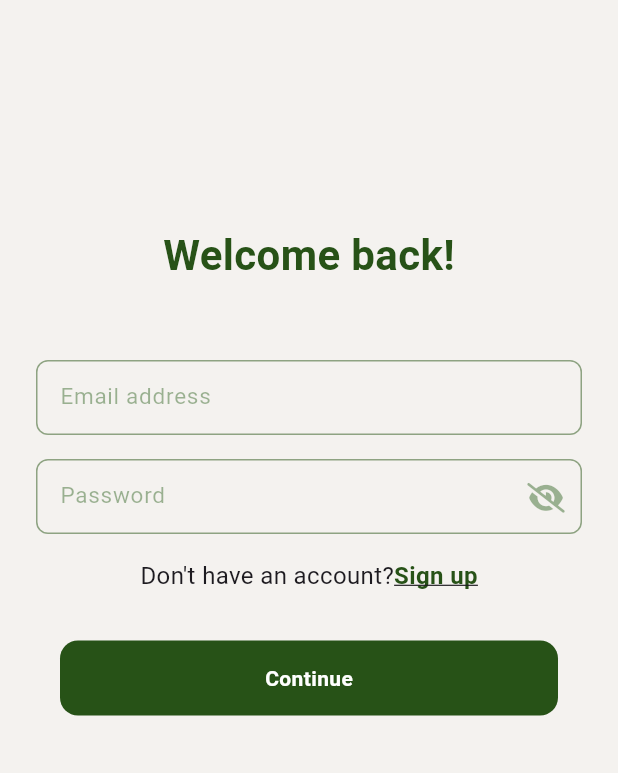
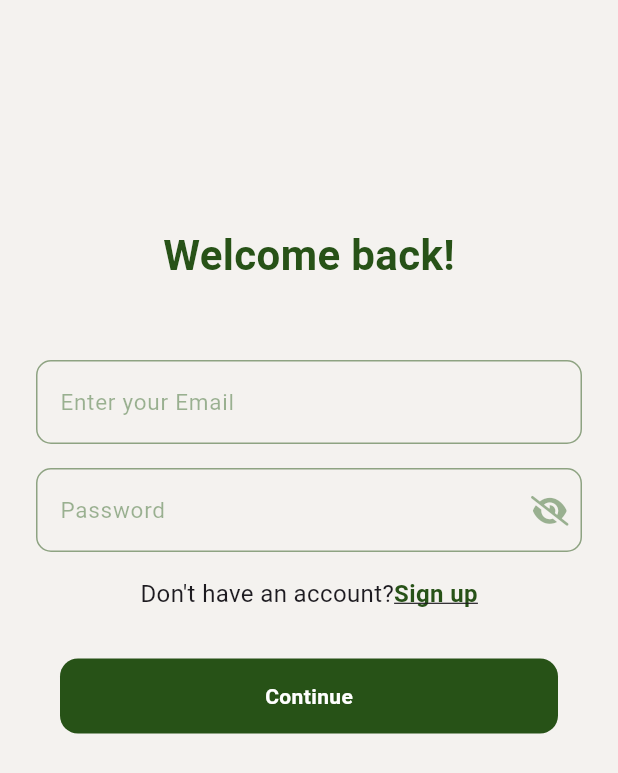
Before and after one commit to MohamedMagdy2810/Roadside-assitance, a Flutter app: the screen it shows after launch, after a tap on "Sign in", on a phone screen of 412 x 824 dp. Shown: the top 773 px of the screen. Run offline on Flutter 3.47's test engine with Material 3 defaults, Android fonts, the phone set to English and light mode, and no system bars; our stand-ins replace font_awesome_flutter; accounts and stored records are empty.

Commit message:
make validation and change in text , password Field

```diff
--- a/lib/views/log_in_page.dart
+++ b/lib/views/log_in_page.dart
@@ -1,25 +1,34 @@
 import 'package:flutter/material.dart';
+import 'package:font_awesome_flutter/font_awesome_flutter.dart';
 import 'package:roadside_assitance/constants.dart';
 import 'package:roadside_assitance/views/home_view.dart';
 import 'package:roadside_assitance/views/register_page.dart';
 import 'package:roadside_assitance/widgets/custom_button.dart';
-import 'package:roadside_assitance/widgets/custom_icons_row.dart';
 import 'package:roadside_assitance/widgets/custom_password_field.dart';
 import 'package:roadside_assitance/widgets/custom_text_field.dart';
-import 'package:roadside_assitance/widgets/cutom_text_row_divider.dart';
+final log_FormKey = GlobalKey<FormState>();
 
-class LogInPage extends StatelessWidget {
+class LogInPage extends StatefulWidget {
   static String Id = 'logInPage';
   const LogInPage({
     super.key,
   });
 
   @override
+  State<LogInPage> createState() => _LogInPageState();
+}
+
+bool isTrue = true;
+var passwordController_log = TextEditingController();
+
+class _LogInPageState extends State<LogInPage> {
+  @override
   Widget build(BuildContext context) {
     return Scaffold(
-
       backgroundColor: lightWhite,
-      body: SingleChildScrollView(
+      body: Form(
+        key: log_FormKey,
+        child: SingleChildScrollView(
           child: Column(
             crossAxisAlignment: CrossAxisAlignment.end,
             children: [
@@ -39,19 +48,53 @@ class LogInPage extends StatelessWidget {
                     const SizedBox(
                       height: 50,
                     ),
-
-                  CustomTextField(hintText: 'Email address'),
+                    CustomTextField(
+                      keyboardType: TextInputType.emailAddress,
+                      hintText: 'Enter your Email',
+                      validation: (value) {
+                        email = value.toString();
+                        if (value == null || value.isEmpty) {
+                          return "Please Enter Your Email";
+                        }
+                        return null;
+                      },
+                    ),
                     const SizedBox(
                       height: 16,
                     ),
-                  CustomPasswordField(hintText: 'Password'),
+                    CustomPasswordField(
+                      isPassword: isTrue,
+                      hintText: 'Password',
+                      validation: (value) {
+                        correctPassword = value;
+                        if (value == null || value.isEmpty) {
+                          return "please enter your Password";
+                        }
+                        return null;
+                      },
+                      suffix: isTrue
+                          ? FontAwesomeIcons.solidEyeSlash
+                          : FontAwesomeIcons.solidEye,
+                      icon_colol: isTrue
+                          ? lightGreen.withOpacity(.45)
+                          : Colors.lightBlue.withOpacity(.45),
+                      controller: passwordController_log,
+                      suffixPressed: () {
+                        setState(() {
+                          isTrue = !isTrue;
+                        });
+                      },
+                    ),
                     const SizedBox(
                       height: 16,
                     ),
                     Row(
                       mainAxisAlignment: MainAxisAlignment.center,
                       children: [
-                      const Text('Don\'t have an account?',style: TextStyle(fontSize: 16),),
+                        const Text(
+                          'Don\'t have an account?',
+                          style: TextStyle(fontSize: 16),
+                        ),
                         GestureDetector(
                           onTap: () {
                             Navigator.pop(context);
@@ -74,7 +117,9 @@ class LogInPage extends StatelessWidget {
                     customButton(
                       text: 'Continue',
                       onTap: () {
+                        if (log_FormKey.currentState!.validate()) {
                           Navigator.of(context).pushNamed(homeView.Id);
+                        }
                       },
                     )
                   ]),
@@ -83,6 +128,7 @@ class LogInPage extends StatelessWidget {
             ],
           ),
         ),
+      ),
     );
   }
 }
--- a/lib/views/register_page.dart
+++ b/lib/views/register_page.dart
@@ -1,38 +1,48 @@
 import 'package:flutter/material.dart';
-
+import 'package:font_awesome_flutter/font_awesome_flutter.dart';
+import 'package:roadside_assitance/views/home_view.dart';
 import 'package:roadside_assitance/constants.dart';
-import 'package:roadside_assitance/views/home_view.dart';
 import 'package:roadside_assitance/views/log_in_page.dart';
 import 'package:roadside_assitance/widgets/custom_button.dart';
 
 import 'package:roadside_assitance/widgets/custom_password_field.dart';
 import 'package:roadside_assitance/widgets/custom_text_field.dart';
-
-
-class registerPage extends StatelessWidget {
+final reg_FormKey = GlobalKey<FormState>();
+String? name;
+String? email;
+String? correctPassword;
+class registerPage extends StatefulWidget {
   registerPage({
     super.key,
   });
-  String? name;
   static String Id = 'registerPage';
-  String? password;
+
+  @override
+  State<registerPage> createState() => _registerPageState();
+}
+
+class _registerPageState extends State<registerPage> {
+
+var passwordController_reg = TextEditingController();
+var passwordController_reg_two = TextEditingController();
+bool isTrue = true;
+bool isTrue_two = true;
+
 
   @override
   Widget build(BuildContext context) {
     return Scaffold(
-
       // appBar: AppBar(
       //   // backgroundColor: lightWhite,
       // ),
       backgroundColor: lightWhite,
-      body: SingleChildScrollView(
+      body: Form(
+        key: reg_FormKey,
+        child: SingleChildScrollView(
+          child: Padding(
+            padding: const EdgeInsets.only(left: 28,right: 28,top: 80),
             child: Column(
-
               children: [
-            Padding(
-              padding: const EdgeInsets.only(top: 100, right: 24, left: 24),
-              child: Column(children: [
-
               const Text(
                 'Join Us!',
                 style: TextStyle(
@@ -43,31 +53,76 @@ class registerPage extends StatelessWidget {
               const SizedBox(
                 height: 64,
               ),
-                CustomTextField(hintText: 'Enter your name'),
-                const SizedBox(
+              CustomTextField(
+                hintText: 'Enter your name',
+                keyboardType: TextInputType.text,
+                validation: (value) {
+                  name = value.toString();
+                  if (value == null || value.isEmpty) {
+                    return "please enter your Name";
+                  }
+                  return null;
+                },
+              ),
+               SizedBox(
                 height: 24,
               ),
               CustomTextField(
+                keyboardType: TextInputType.emailAddress,
                 hintText: 'Enter your Email',
-                  onSaved: (value) {
-                    name = value;
+                validation: (value) {
+                  email = value.toString();
+                  if (value == null || value.isEmpty) {
+                    return "Please Enter Your Email";
+                  }
+                  return null;
                 },
               ),
               const SizedBox(
                 height: 24,
               ),
               CustomPasswordField(
-                  obsecureText: true,
+                isPassword: isTrue,
                 hintText: 'Password',
-                  onSaved: (value) {
-                    password = value;
+                validation: (value) {
+                  correctPassword = value;
+                  if (value == null || value.isEmpty) {
+                    return "please enter your Password";
+                  }
+                  return null;
+                },
+                suffix:isTrue ? FontAwesomeIcons.solidEyeSlash : FontAwesomeIcons.solidEye,
+                icon_colol:isTrue? lightGreen.withOpacity(.45) :Colors.lightBlue.withOpacity(.45),
+                controller: passwordController_reg,
+                suffixPressed:() {
+                  setState(() {
+                    isTrue=! isTrue;
+                  });
                 },
               ),
               const SizedBox(
                 height: 24,
               ),
               CustomPasswordField(
-                    obsecureText: true, hintText: 'Retype Password'),
+                isPassword: isTrue_two,
+                hintText: 'Retype Password',
+                validation: (value) {
+                  if (value == null || value.isEmpty) {
+                    return "please enter your Password";
+                  } else if (value != correctPassword) {
+                    return 'Password incorrect';
+                  }
+                  return null;
+                },
+                 suffix:isTrue_two ? FontAwesomeIcons.solidEyeSlash : FontAwesomeIcons.solidEye,
+                icon_colol:isTrue_two? lightGreen.withOpacity(.45) :Colors.lightBlue.withOpacity(.45),
+                controller: passwordController_reg_two,
+                suffixPressed:() {
+                  setState(() {
+                    isTrue_two=! isTrue_two;
+                  });
+                },
+              ),
               const SizedBox(
                 height: 32,
               ),
@@ -89,14 +144,12 @@ class registerPage extends StatelessWidget {
                             decoration: TextDecoration.underline,
                             fontSize: 16),
                       )),
-
                 ],
-
               ),
               const SizedBox(
                 height: 32,
               ),
-               const  Row(
+              const Row(
                 children: [
                   Text(
                       'By registering, you accept our Terms & Conditions\nand Privacy Policy'),
@@ -109,13 +162,17 @@ class registerPage extends StatelessWidget {
                 text: 'Continue',
                 onTap: () {
                   // logIn(name!, password);
+                  if(reg_FormKey.currentState!.validate()){
                     Navigator.of(context).pushNamed(homeView.Id);
+                    print(name);
+                    print(correctPassword);
+                    print(email);
+                  }
+
                 },
               )
             ]),
           ),
-
-          ],
         ),
       ),
     );
--- a/lib/widgets/custom_password_field.dart
+++ b/lib/widgets/custom_password_field.dart
@@ -1,6 +1,14 @@
+// ignore_for_file: must_be_immutable
+
+import 'dart:ui';
+
+import 'package:flutter/cupertino.dart';
 import 'package:flutter/material.dart';
+import 'package:flutter/widgets.dart';
 import 'package:font_awesome_flutter/font_awesome_flutter.dart';
 import 'package:roadside_assitance/constants.dart';
+import 'package:roadside_assitance/views/register_page.dart';
+          // FontAwesomeIcons.solidEyeSlash,size: 20,color: lightGreen.withOpacity(.45),
 
 class CustomPasswordField extends StatelessWidget {
   CustomPasswordField(
@@ -8,45 +16,51 @@ class CustomPasswordField extends StatelessWidget {
         super.key,
         required this.hintText,
         this.onSaved,
-        this.obsecureText = false,
-        this.isPassword=false,
+        this.validation,
+        this.suffixPressed,
+        this.suffix,
+        this.icon_colol,
+        this.controller,
+        required this.isPassword,
         });
   final String hintText;
   Function(String?)? onSaved;
-  bool obsecureText;
-  bool? isPassword ;
+  Function()? suffixPressed;
+  IconData ? suffix ;
+  Color ? icon_colol ;
+  String ? Function(String?)? validation ;
+  TextEditingController? controller ;
+  bool isPassword ;
+
 
   @override
   Widget build(BuildContext context) {
-    return Form(
-
-      child: SizedBox(
-        height: 50,
-        child: TextFormField(
-
-          obscureText: obsecureText,
-          validator: (data) {
-            if (data!.isEmpty) {
-              return 'failed is requried';
-            }
-          },
+    return TextFormField(
+      obscureText:isPassword,
+      validator: validation,
       onSaved: onSaved,
+      controller: controller,
       decoration: InputDecoration(
-            suffixIcon: Icon(FontAwesomeIcons.solidEyeSlash,size: 20,color: lightGreen.withOpacity(.45),
+        suffixIcon:IconButton(
+        onPressed: suffixPressed,
+        icon: Icon(
+          suffix,
+          size: 20,
+          color: icon_colol,
         ),
-
+      ),
           hintText: hintText,
           hintStyle:  TextStyle(color:lightGreen.withOpacity(.45),fontSize: 15),
+
           enabledBorder: OutlineInputBorder(
-                  borderRadius: BorderRadius.circular(8),
+              borderRadius: BorderRadius.circular(10),
               borderSide: const BorderSide(color: KprimaryColor)),
           focusedBorder: OutlineInputBorder(
-                  borderRadius: BorderRadius.circular(8),
+              borderRadius: BorderRadius.circular(10),
               borderSide: const BorderSide(color: KprimaryColor)),
           border: const OutlineInputBorder(
               borderSide: BorderSide(color: KprimaryColor))),
-        ),
-      ),
+
     );
   }
 }
--- a/lib/widgets/custom_text_field.dart
+++ b/lib/widgets/custom_text_field.dart
@@ -1,5 +1,4 @@
 import 'package:flutter/material.dart';
-import 'package:font_awesome_flutter/font_awesome_flutter.dart';
 import 'package:roadside_assitance/constants.dart';
 
 class CustomTextField extends StatelessWidget {
@@ -8,42 +7,33 @@ class CustomTextField extends StatelessWidget {
         super.key,
         required this.hintText,
         this.onSaved,
-        this.obsecureText = false,
-        this.isPassword=false
-
+        this.keyboardType,
+        this.validation
 
         });
   final String hintText;
   Function(String?)? onSaved;
-  bool obsecureText;
-  bool? isPassword ;
+  String ? Function(String?)? validation;
+  var emailController = TextEditingController();
+  TextInputType ?keyboardType ;
   @override
   Widget build(BuildContext context) {
-    return Form(
-
-      child: SizedBox(
-        height: 50,
-        child: TextFormField(
-          obscureText: obsecureText,
-          validator: (data) {
-            if (data!.isEmpty) {
-              return 'failed is requried';
-            }
-          },
-          onSaved: onSaved,
-
+    return TextFormField(
+      validator:validation ,
+      keyboardType:keyboardType ,
+      controller: emailController,
+      onSaved:onSaved ,
       decoration: InputDecoration(
           hintText: hintText,
           hintStyle:  TextStyle(color:Color(0xff2B5F1D).withOpacity(.45),fontSize: 15),
           enabledBorder: OutlineInputBorder(
-                  borderRadius: BorderRadius.circular(8),
+              borderRadius: BorderRadius.circular(10),
               borderSide: const BorderSide(color: KprimaryColor)),
           focusedBorder: OutlineInputBorder(
-                  borderRadius: BorderRadius.circular(8),
+              borderRadius: BorderRadius.circular(10),
               borderSide: const BorderSide(color: KprimaryColor)),
           border: const OutlineInputBorder(
-                  borderSide: BorderSide(color: KprimaryColor))),
-        ),
+              borderSide: BorderSide(color: KprimaryColor))
               ),
     );
   }
```
Lines whose indentation alone changed are shown as unchanged.
